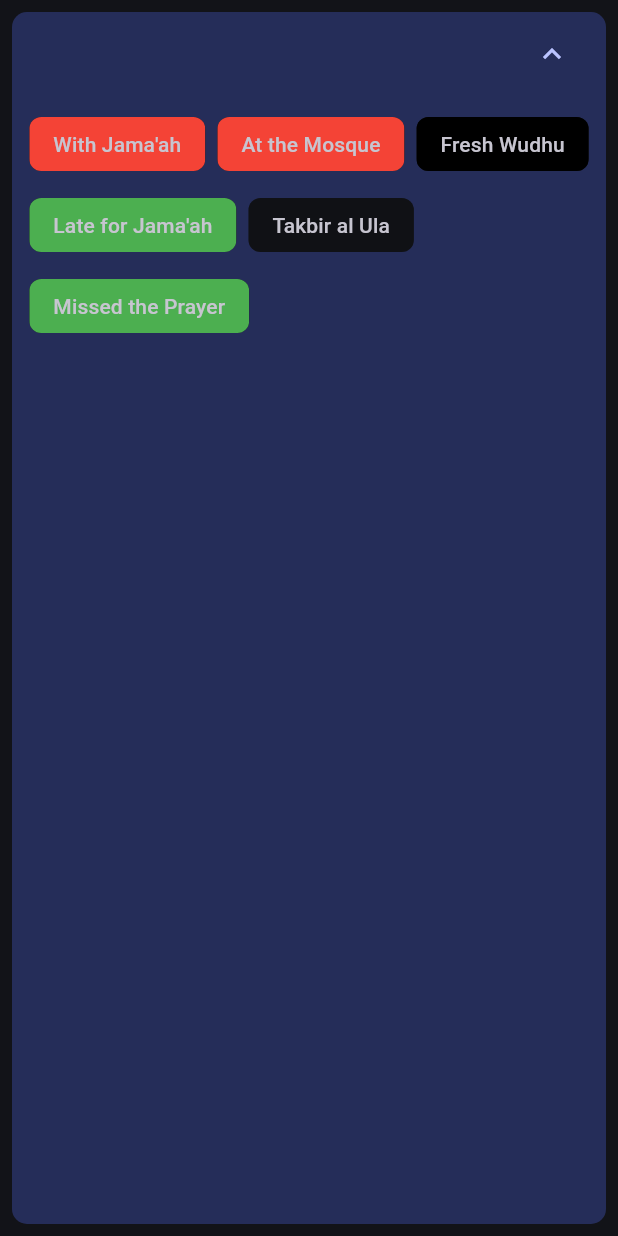
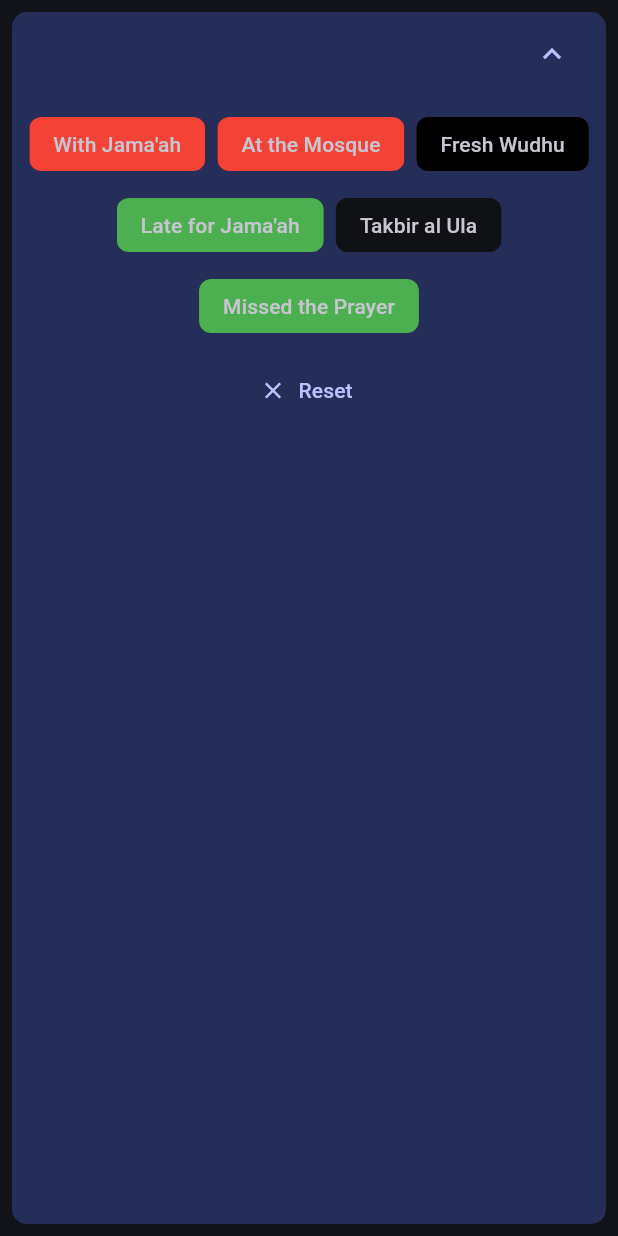
Before and after one commit to kq1231/salah_x, a Flutter app: the PrayerSection widget shown alone on an empty page, opened directly with empty values, after a tap on the "expand more" icon, on a phone screen of 412 x 824 dp. Run offline on Flutter 3.47's test engine with Material 3 defaults, Android fonts, the phone set to English and light mode, and no system bars; our stand-ins replace flutter_riverpod, flutter_spinkit; missing offline and left inert: desktop_window.

Commit message:
made prayer features optional, more readable

```diff
--- a/lib/features/recording/models/prayer.dart
+++ b/lib/features/recording/models/prayer.dart
@@ -106,4 +106,38 @@ class Prayer {
       masjidName: masjidName ?? this.masjidName,
     );
   }
+
+  Prayer nullify({
+    bool? id,
+    bool? freshWudhu,
+    bool? withCongregation,
+    bool? atMosque,
+    bool? isQadha,
+    bool? reasonForMissingPrayer,
+    bool? reasonForMissingCongregation,
+    bool? wasLateForCongregation,
+    bool? takbirAlUlaAchieved,
+    bool? masjidName,
+  }) {
+    return Prayer(
+      id: id == true ? null : this.id,
+      name: name,
+      units: units,
+      lateByRakats: lateByRakats,
+      freshWudhu: freshWudhu == true ? null : this.freshWudhu,
+      withCongregation: withCongregation == true ? null : this.withCongregation,
+      reasonForMissingPrayer:
+          reasonForMissingPrayer == true ? null : this.reasonForMissingPrayer,
+      reasonForMissingCongregation: reasonForMissingCongregation == true
+          ? null
+          : this.reasonForMissingCongregation,
+      atMosque: atMosque == true ? null : this.atMosque,
+      isQadha: isQadha == true ? null : this.isQadha,
+      wasLateForCongregation:
+          wasLateForCongregation == true ? null : this.wasLateForCongregation,
+      takbirAlUlaAchieved:
+          takbirAlUlaAchieved == true ? null : this.takbirAlUlaAchieved,
+      masjidName: masjidName == true ? null : this.masjidName,
+    );
+  }
 }
--- a/lib/features/recording/views/components/prayer_section.dart
+++ b/lib/features/recording/views/components/prayer_section.dart
@@ -54,12 +54,15 @@ class PrayerSection extends StatelessWidget {
                 Padding(
                   padding: const EdgeInsets.all(8.0),
                   child: Wrap(
+                    alignment: WrapAlignment.center,
                     runSpacing: 6,
                     spacing: 8,
                     children: [
                       ChoiceChip(
                         side: BorderSide.none,
-                        backgroundColor: Colors.red,
+                        backgroundColor: prayer.withCongregation == null
+                            ? Colors.grey
+                            : Colors.red,
                         selectedColor: Colors.green,
                         label: const Text("With Jama'ah"),
                         selected: prayer.withCongregation ?? false,
@@ -70,7 +73,8 @@ class PrayerSection extends StatelessWidget {
                       ),
                       ChoiceChip(
                         side: BorderSide.none,
-                        backgroundColor: Colors.red,
+                        backgroundColor:
+                            prayer.atMosque == null ? Colors.grey : Colors.red,
                         selectedColor: Colors.green,
                         label: const Text("At the Mosque"),
                         selected: prayer.atMosque ?? false,
@@ -94,7 +98,9 @@ class PrayerSection extends StatelessWidget {
                       ChoiceChip(
                         side: BorderSide.none,
                         checkmarkColor: Colors.black,
-                        backgroundColor: Colors.green,
+                        backgroundColor: prayer.wasLateForCongregation == null
+                            ? Colors.grey
+                            : Colors.green,
                         selectedColor: Colors.red,
                         label: const Text("Late for Jama'ah"),
                         selected: prayer.wasLateForCongregation ?? false,
@@ -105,7 +111,9 @@ class PrayerSection extends StatelessWidget {
                       ),
                       ChoiceChip(
                         side: BorderSide.none,
-                        backgroundColor: Colors.black12,
+                        backgroundColor: prayer.takbirAlUlaAchieved == null
+                            ? Colors.grey
+                            : Colors.black12,
                         selectedColor: Colors.green,
                         label: const Text("Takbir al Ula"),
                         selected: prayer.takbirAlUlaAchieved ?? false,
@@ -117,8 +125,9 @@ class PrayerSection extends StatelessWidget {
                       ChoiceChip(
                         side: BorderSide.none,
                         checkmarkColor: Colors.black,
+                        backgroundColor:
+                            prayer.isQadha == null ? Colors.grey : Colors.green,
                         selectedColor: Colors.red,
-                        backgroundColor: Colors.green,
                         label: const Text("Missed the Prayer"),
                         selected: prayer.isQadha ?? false,
                         onSelected: (bool isQadha) {
@@ -127,6 +136,22 @@ class PrayerSection extends StatelessWidget {
                       ),
                     ],
                   ),
+                ),
+                TextButton.icon(
+                  onPressed: () {
+                    onPrayerChanged(
+                      prayer.nullify(
+                        withCongregation: true,
+                        atMosque: true,
+                        freshWudhu: true,
+                        wasLateForCongregation: true,
+                        takbirAlUlaAchieved: true,
+                        isQadha: true,
+                      ),
+                    );
+                  },
+                  icon: const Icon(Icons.close),
+                  label: const Text("Reset"),
                 ),
                 const SizedBox(height: 10.0), // Add some spacing
               ],
```
Also changed, not shown: lib/features/recording/repositories/prayer_repository_impl.dart (+0 -12 lines).
